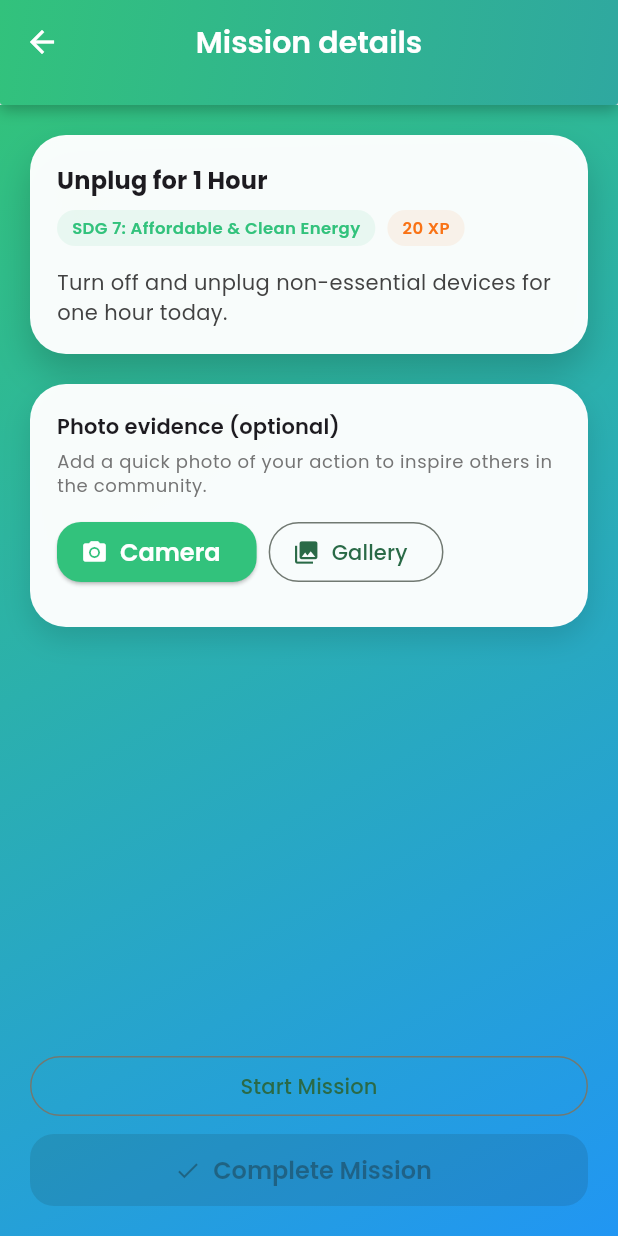
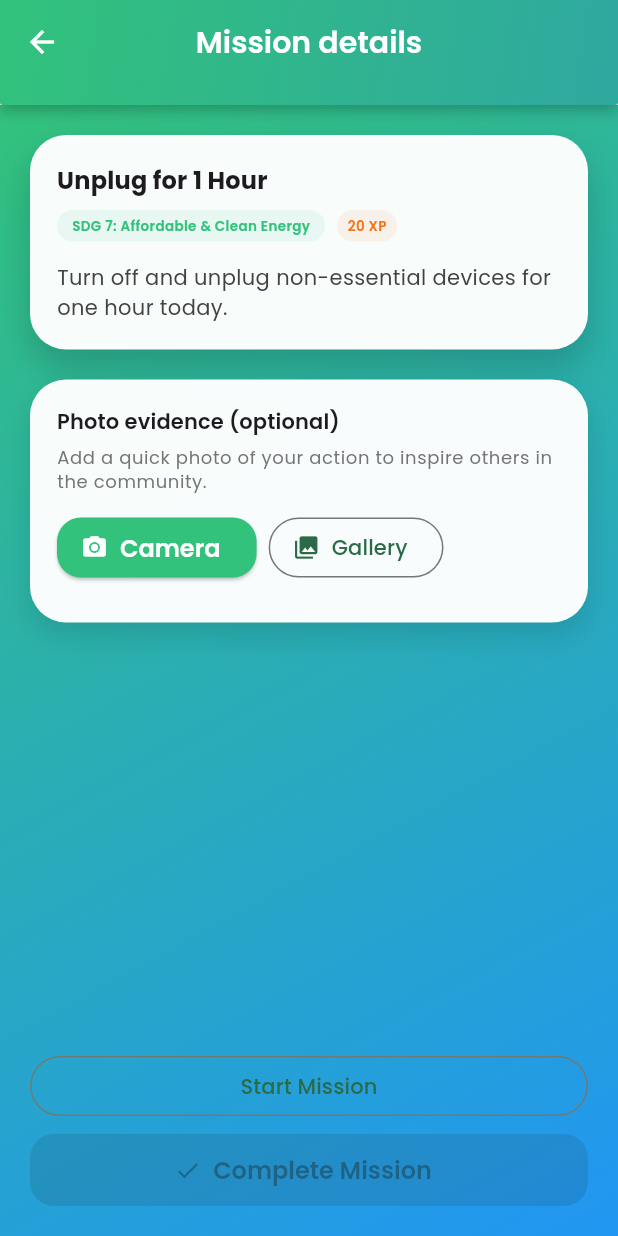
Before and after one commit to seore/SDG-App, a Flutter app: the MissionDetailScreen screen opened directly with sample values from the repository, on a phone screen of 412 x 824 dp. Run offline on Flutter 3.47's test engine with Material 3 defaults, Android fonts, the light colour scheme and no system bars; our stand-ins replace flutter_map, geolocator, google_fonts, image_picker, latlong2, supabase_flutter; accounts and stored records are empty.

Commit message:
update mission screens

```diff
--- a/goalquest/lib/screens/mission_detail_screen.dart
+++ b/goalquest/lib/screens/mission_detail_screen.dart
@@ -144,7 +144,7 @@ class _MissionDetailScreenState extends State<MissionDetailScreen> {
                                       child: Text(
                                         mission.sdg,
                                         style: const TextStyle(
-                                          fontSize: 11,
+                                          fontSize: 9,
                                           fontWeight: FontWeight.w600,
                                           color: Color(0xFF32C27C),
                                         ),
@@ -153,7 +153,7 @@ class _MissionDetailScreenState extends State<MissionDetailScreen> {
                                     const SizedBox(width: 8),
                                     Container(
                                       padding: const EdgeInsets.symmetric(
-                                        horizontal: 10,
+                                        horizontal: 7,
                                         vertical: 4,
                                       ),
                                       decoration: BoxDecoration(
@@ -165,7 +165,7 @@ class _MissionDetailScreenState extends State<MissionDetailScreen> {
                                       child: Text(
                                         '${mission.xp} XP',
                                         style: const TextStyle(
-                                          fontSize: 11,
+                                          fontSize: 9,
                                           fontWeight: FontWeight.w600,
                                           color: Color(0xFFF97316),
                                         ),
```
